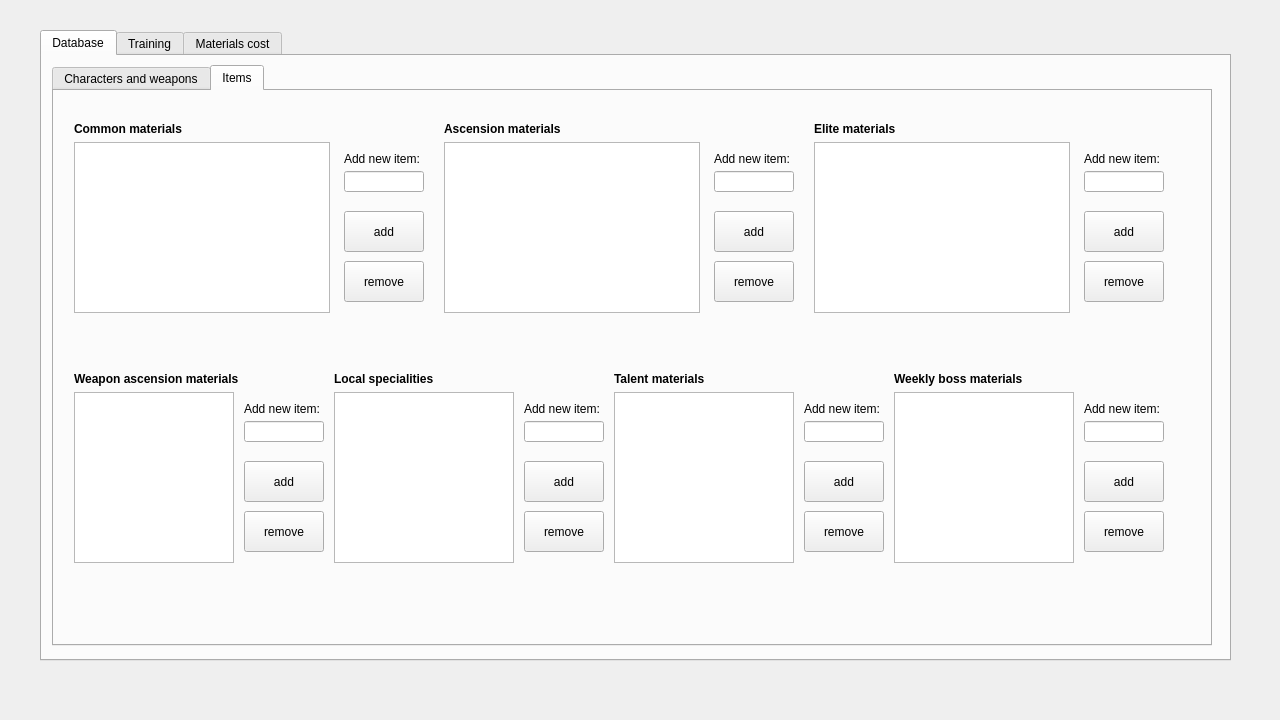
Above: genshin_calculator.ui from crimvael/genshin_calculator before the change. Below: the same form after it.
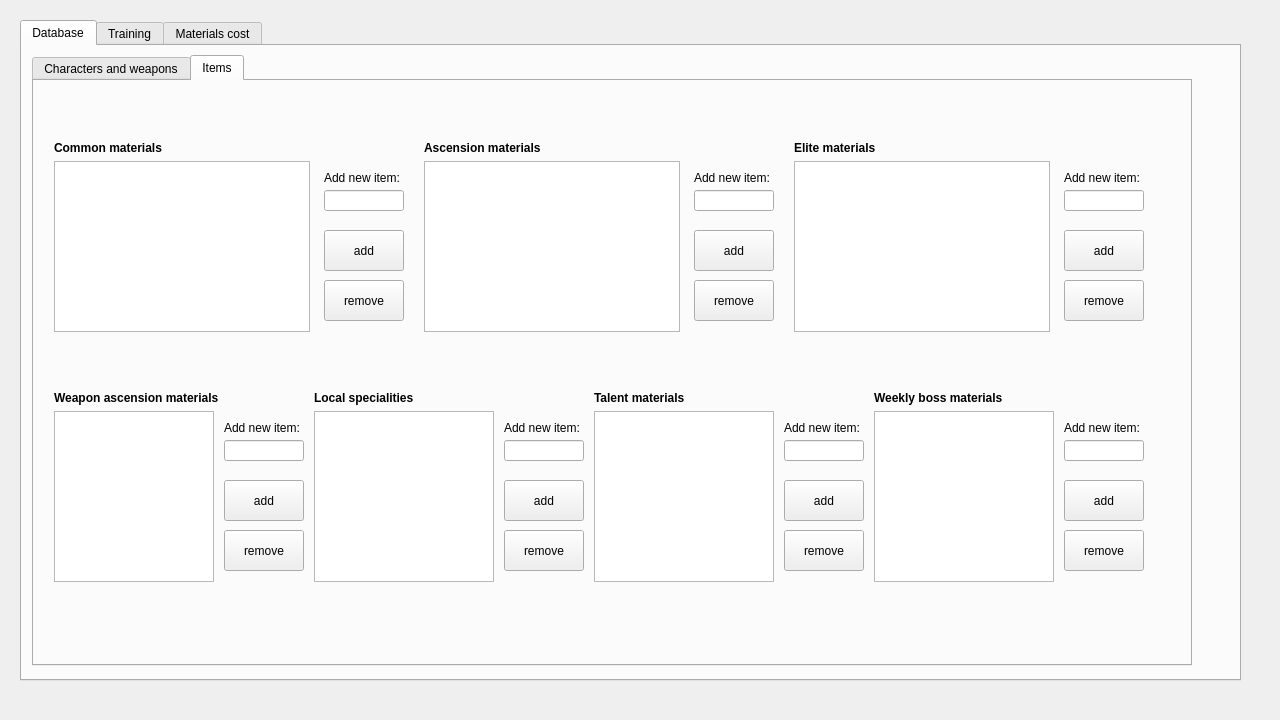
That is the form after the change. The open tabs and pages were chosen to show the change.

The edit to the form file:
```diff
--- a/genshin_calculator.ui
+++ b/genshin_calculator.ui
@@ -35,10 +35,10 @@
    <widget class="QTabWidget" name="tabWidget">
     <property name="geometry">
      <rect>
-      <x>40</x>
-      <y>30</y>
-      <width>1191</width>
-      <height>631</height>
+      <x>20</x>
+      <y>20</y>
+      <width>1221</width>
+      <height>661</height>
      </rect>
     </property>
     <property name="autoFillBackground">
@@ -57,7 +57,7 @@
         <x>10</x>
         <y>9</y>
         <width>1160</width>
-        <height>581</height>
+        <height>611</height>
        </rect>
       </property>
       <property name="currentIndex">
@@ -584,7 +584,7 @@
         <property name="geometry">
          <rect>
           <x>20</x>
-          <y>51</y>
+          <y>80</y>
           <width>256</width>
           <height>171</height>
          </rect>
@@ -594,7 +594,7 @@
         <property name="geometry">
          <rect>
           <x>390</x>
-          <y>51</y>
+          <y>80</y>
           <width>256</width>
           <height>171</height>
          </rect>
@@ -604,7 +604,7 @@
         <property name="geometry">
          <rect>
           <x>760</x>
-          <y>51</y>
+          <y>80</y>
           <width>256</width>
           <height>171</height>
          </rect>
@@ -614,7 +614,7 @@
         <property name="geometry">
          <rect>
           <x>280</x>
-          <y>301</y>
+          <y>330</y>
           <width>180</width>
           <height>171</height>
          </rect>
@@ -624,7 +624,7 @@
         <property name="geometry">
          <rect>
           <x>560</x>
-          <y>301</y>
+          <y>330</y>
           <width>180</width>
           <height>171</height>
          </rect>
@@ -634,7 +634,7 @@
         <property name="geometry">
          <rect>
           <x>840</x>
-          <y>301</y>
+          <y>330</y>
           <width>180</width>
           <height>171</height>
          </rect>
@@ -644,7 +644,7 @@
         <property name="geometry">
          <rect>
           <x>290</x>
-          <y>120</y>
+          <y>149</y>
           <width>80</width>
           <height>41</height>
          </rect>
@@ -657,7 +657,7 @@
         <property name="geometry">
          <rect>
           <x>290</x>
-          <y>170</y>
+          <y>199</y>
           <width>80</width>
           <height>41</height>
          </rect>
@@ -670,7 +670,7 @@
         <property name="geometry">
          <rect>
           <x>660</x>
-          <y>120</y>
+          <y>149</y>
           <width>80</width>
           <height>41</height>
          </rect>
@@ -683,7 +683,7 @@
         <property name="geometry">
          <rect>
           <x>660</x>
-          <y>170</y>
+          <y>199</y>
           <width>80</width>
           <height>41</height>
          </rect>
@@ -696,7 +696,7 @@
         <property name="geometry">
          <rect>
           <x>1030</x>
-          <y>120</y>
+          <y>149</y>
           <width>80</width>
           <height>41</height>
          </rect>
@@ -709,7 +709,7 @@
         <property name="geometry">
          <rect>
           <x>1030</x>
-          <y>170</y>
+          <y>199</y>
           <width>80</width>
           <height>41</height>
          </rect>
@@ -722,7 +722,7 @@
         <property name="geometry">
          <rect>
           <x>470</x>
-          <y>370</y>
+          <y>399</y>
           <width>80</width>
           <height>41</height>
          </rect>
@@ -735,7 +735,7 @@
         <property name="geometry">
          <rect>
           <x>470</x>
-          <y>420</y>
+          <y>449</y>
           <width>80</width>
           <height>41</height>
          </rect>
@@ -748,7 +748,7 @@
         <property name="geometry">
          <rect>
           <x>750</x>
-          <y>370</y>
+          <y>399</y>
           <width>80</width>
           <height>41</height>
          </rect>
@@ -761,7 +761,7 @@
         <property name="geometry">
          <rect>
           <x>750</x>
-          <y>420</y>
+          <y>449</y>
           <width>80</width>
           <height>41</height>
          </rect>
@@ -774,7 +774,7 @@
         <property name="geometry">
          <rect>
           <x>1030</x>
-          <y>370</y>
+          <y>399</y>
           <width>80</width>
           <height>41</height>
          </rect>
@@ -787,7 +787,7 @@
         <property name="geometry">
          <rect>
           <x>1030</x>
-          <y>420</y>
+          <y>449</y>
           <width>80</width>
           <height>41</height>
          </rect>
@@ -800,7 +800,7 @@
         <property name="geometry">
          <rect>
           <x>20</x>
-          <y>30</y>
+          <y>59</y>
           <width>111</width>
           <height>16</height>
          </rect>
@@ -819,7 +819,7 @@
         <property name="geometry">
          <rect>
           <x>390</x>
-          <y>30</y>
+          <y>59</y>
           <width>131</width>
           <height>16</height>
          </rect>
@@ -838,7 +838,7 @@
         <property name="geometry">
          <rect>
           <x>760</x>
-          <y>30</y>
+          <y>59</y>
           <width>111</width>
           <height>16</height>
          </rect>
@@ -857,7 +857,7 @@
         <property name="geometry">
          <rect>
           <x>280</x>
-          <y>280</y>
+          <y>309</y>
           <width>111</width>
           <height>16</height>
          </rect>
@@ -876,7 +876,7 @@
         <property name="geometry">
          <rect>
           <x>560</x>
-          <y>280</y>
+          <y>309</y>
           <width>111</width>
           <height>16</height>
          </rect>
@@ -895,7 +895,7 @@
         <property name="geometry">
          <rect>
           <x>840</x>
-          <y>280</y>
+          <y>309</y>
           <width>131</width>
           <height>16</height>
          </rect>
@@ -914,7 +914,7 @@
         <property name="geometry">
          <rect>
           <x>290</x>
-          <y>80</y>
+          <y>109</y>
           <width>80</width>
           <height>21</height>
          </rect>
@@ -924,7 +924,7 @@
         <property name="geometry">
          <rect>
           <x>290</x>
-          <y>60</y>
+          <y>89</y>
           <width>80</width>
           <height>16</height>
          </rect>
@@ -937,7 +937,7 @@
         <property name="geometry">
          <rect>
           <x>470</x>
-          <y>330</y>
+          <y>359</y>
           <width>80</width>
           <height>21</height>
          </rect>
@@ -947,7 +947,7 @@
         <property name="geometry">
          <rect>
           <x>470</x>
-          <y>310</y>
+          <y>339</y>
           <width>80</width>
           <height>16</height>
          </rect>
@@ -960,7 +960,7 @@
         <property name="geometry">
          <rect>
           <x>660</x>
-          <y>80</y>
+          <y>109</y>
           <width>80</width>
           <height>21</height>
          </rect>
@@ -970,7 +970,7 @@
         <property name="geometry">
          <rect>
           <x>660</x>
-          <y>60</y>
+          <y>89</y>
           <width>80</width>
           <height>16</height>
          </rect>
@@ -983,7 +983,7 @@
         <property name="geometry">
          <rect>
           <x>1030</x>
-          <y>80</y>
+          <y>109</y>
           <width>80</width>
           <height>21</height>
          </rect>
@@ -993,7 +993,7 @@
         <property name="geometry">
          <rect>
           <x>1030</x>
-          <y>60</y>
+          <y>89</y>
           <width>80</width>
           <height>16</height>
          </rect>
@@ -1006,7 +1006,7 @@
         <property name="geometry">
          <rect>
           <x>750</x>
-          <y>330</y>
+          <y>359</y>
           <width>80</width>
           <height>21</height>
          </rect>
@@ -1016,7 +1016,7 @@
         <property name="geometry">
          <rect>
           <x>750</x>
-          <y>310</y>
+          <y>339</y>
           <width>80</width>
           <height>16</height>
          </rect>
@@ -1029,7 +1029,7 @@
         <property name="geometry">
          <rect>
           <x>1030</x>
-          <y>330</y>
+          <y>359</y>
           <width>80</width>
           <height>21</height>
          </rect>
@@ -1039,7 +1039,7 @@
         <property name="geometry">
          <rect>
           <x>1030</x>
-          <y>310</y>
+          <y>339</y>
           <width>80</width>
           <height>16</height>
          </rect>
@@ -1052,7 +1052,7 @@
         <property name="geometry">
          <rect>
           <x>190</x>
-          <y>310</y>
+          <y>339</y>
           <width>80</width>
           <height>16</height>
          </rect>
@@ -1065,7 +1065,7 @@
         <property name="geometry">
          <rect>
           <x>20</x>
-          <y>301</y>
+          <y>330</y>
           <width>160</width>
           <height>171</height>
          </rect>
@@ -1075,7 +1075,7 @@
         <property name="geometry">
          <rect>
           <x>190</x>
-          <y>420</y>
+          <y>449</y>
           <width>80</width>
           <height>41</height>
          </rect>
@@ -1088,7 +1088,7 @@
         <property name="geometry">
          <rect>
           <x>190</x>
-          <y>330</y>
+          <y>359</y>
           <width>80</width>
           <height>21</height>
          </rect>
@@ -1098,7 +1098,7 @@
         <property name="geometry">
          <rect>
           <x>190</x>
-          <y>370</y>
+          <y>399</y>
           <width>80</width>
           <height>41</height>
          </rect>
@@ -1111,7 +1111,7 @@
         <property name="geometry">
          <rect>
           <x>20</x>
-          <y>280</y>
+          <y>309</y>
           <width>171</width>
           <height>16</height>
          </rect>
```
Left out of the diff: 38 changed lines with no effect on the pictures.
